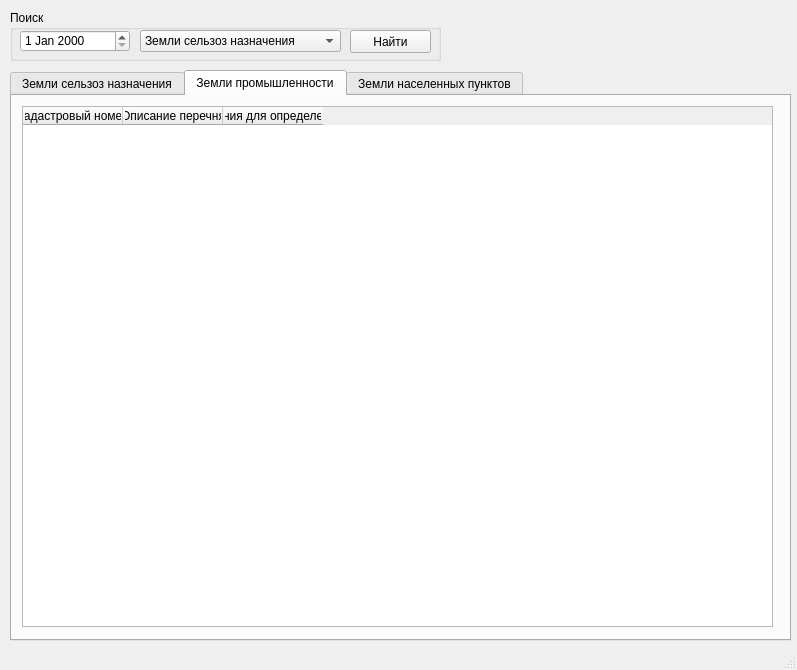
This is ui.ui in AlDS90/is_category_changed as Qt 5 draws it before an edit. The edited form follows.
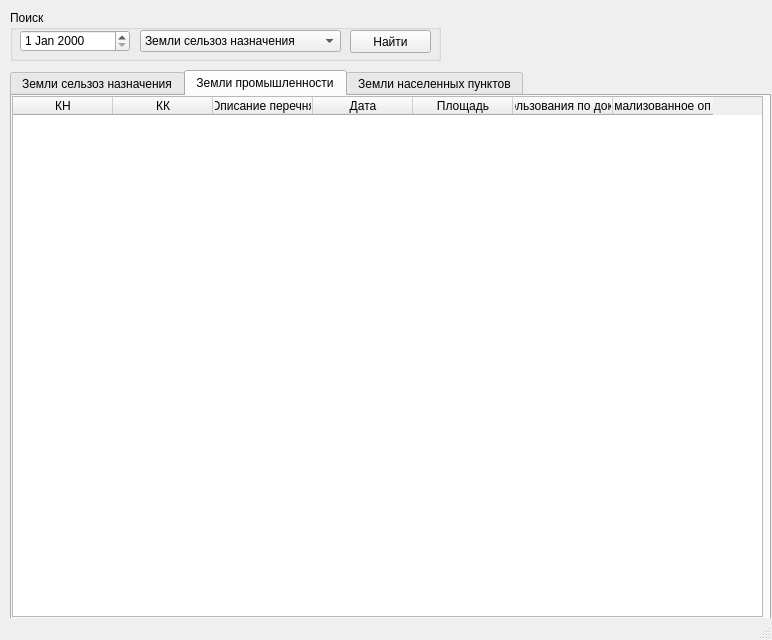
This is the edited form. The open tabs and pages were chosen to show the change.

Diff of the .ui file:
```diff
--- a/ui.ui
+++ b/ui.ui
@@ -6,8 +6,8 @@
    <rect>
     <x>0</x>
     <y>0</y>
-    <width>797</width>
-    <height>670</height>
+    <width>772</width>
+    <height>640</height>
    </rect>
   </property>
   <property name="windowTitle">
@@ -80,8 +80,8 @@
      <rect>
       <x>10</x>
       <y>70</y>
-      <width>781</width>
-      <height>571</height>
+      <width>761</width>
+      <height>551</height>
      </rect>
     </property>
     <property name="currentIndex">
@@ -130,15 +130,26 @@
      <widget class="QTableWidget" name="table_prom">
       <property name="geometry">
        <rect>
-        <x>10</x>
-        <y>10</y>
+        <x>0</x>
+        <y>0</y>
         <width>751</width>
         <height>521</height>
        </rect>
       </property>
+      <property name="styleSheet">
+       <string notr="true"/>
+      </property>
+      <property name="lineWidth">
+       <number>1</number>
+      </property>
       <column>
        <property name="text">
-        <string>Кадастровый номер</string>
+        <string>КН</string>
+       </property>
+      </column>
+      <column>
+       <property name="text">
+        <string>КК</string>
        </property>
       </column>
       <column>
@@ -148,7 +159,22 @@
       </column>
       <column>
        <property name="text">
-        <string>Дата возникновения основания для определения кадастровой стоимости</string>
+        <string>Дата</string>
+       </property>
+      </column>
+      <column>
+       <property name="text">
+        <string>Площадь</string>
+       </property>
+      </column>
+      <column>
+       <property name="text">
+        <string>Вид использования по документам</string>
+       </property>
+      </column>
+      <column>
+       <property name="text">
+        <string>Неформализованное описание</string>
        </property>
       </column>
      </widget>
```
Left out of the diff: 62 changed lines with no effect on the pictures.
